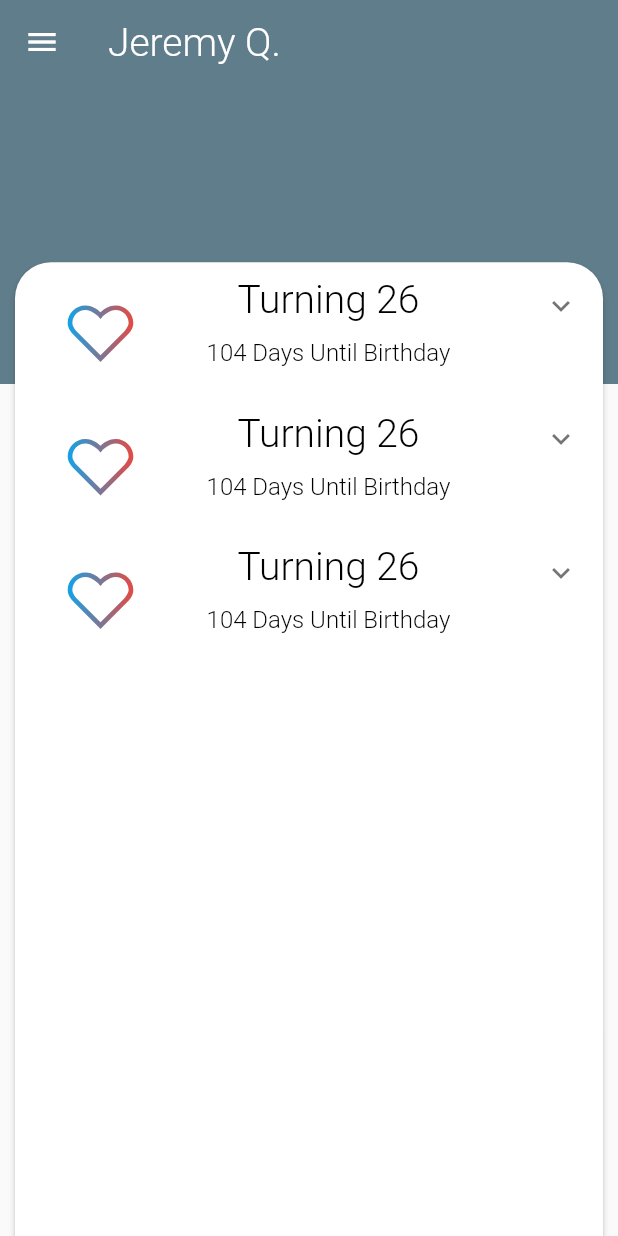
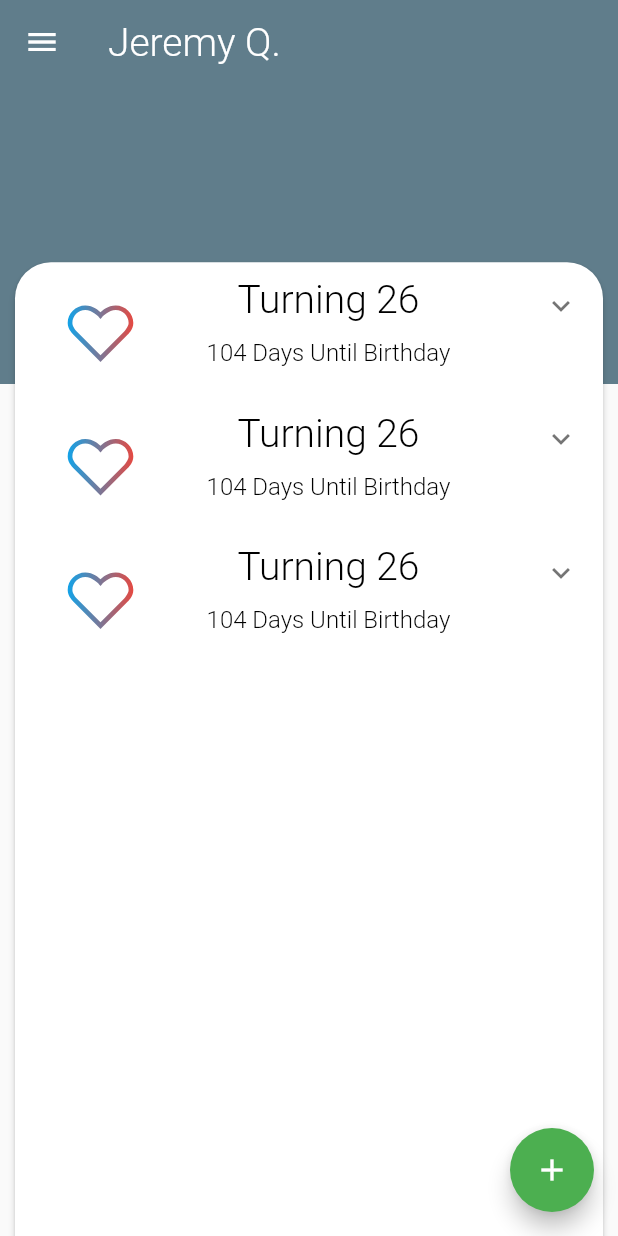
Before and after one commit to jeremyqzt/birthdaylist, a Flutter app: the screen it shows after launch, on a phone screen of 412 x 824 dp. Run offline on Flutter 3.47's test engine with Material 2 defaults, Android fonts, the phone set to English and light mode, and no system bars; our stand-ins replace flutter_datetime_picker, google_fonts, line_awesome_icons.

Commit message:
Floating Button

```diff
--- a/lib/screens/person_detail/person_detail_card.dart
+++ b/lib/screens/person_detail/person_detail_card.dart
@@ -42,7 +42,15 @@ class _PersonDetailCard extends State<PersonDetailCard>
           elevation: 0.0,
         ),
       ),
-      body: Stack(
+      floatingActionButton: FloatingActionButton(
+        onPressed: () {
+          // Add your onPressed code here!
+        },
+        child: Icon(Icons.add),
+        backgroundColor: Colors.green,
+      ),
+      body:
+      Stack(
         children: <Widget>[
           Stack(children: [
             Container(
```
Also changed, not shown: lib/screens/button_list.dart (added, +41 -0 lines).
